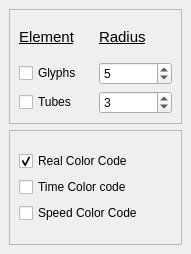
First picture: the form in Code/GUI/lib/Resources/TrackDockWidget.ui, repository gofigure2/GoFigure2, before the edit.
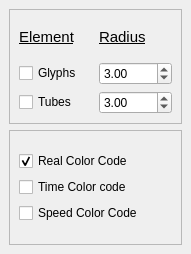
Second picture: the form after the edit.

Commit message: ENH: radius for tubes and spheres are in double

Patch:
```diff
--- a/Code/GUI/lib/Resources/TrackDockWidget.ui
+++ b/Code/GUI/lib/Resources/TrackDockWidget.ui
@@ -64,13 +64,6 @@
            </property>
           </widget>
          </item>
-         <item row="1" column="1">
-          <widget class="QSpinBox" name="glyphSpinBox">
-           <property name="value">
-            <number>5</number>
-           </property>
-          </widget>
-         </item>
          <item row="2" column="0">
           <widget class="QCheckBox" name="tube">
            <property name="text">
@@ -78,10 +71,17 @@
            </property>
           </widget>
          </item>
+         <item row="1" column="1">
+          <widget class="QDoubleSpinBox" name="glyphSpinBox">
+           <property name="value">
+            <double>3.000000000000000</double>
+           </property>
+          </widget>
+         </item>
          <item row="2" column="1">
-          <widget class="QSpinBox" name="tubeSpinBox">
+          <widget class="QDoubleSpinBox" name="tubeSpinBox">
            <property name="value">
-            <number>3</number>
+            <double>3.000000000000000</double>
            </property>
           </widget>
          </item>
```
The commit also changes 7 other files.
